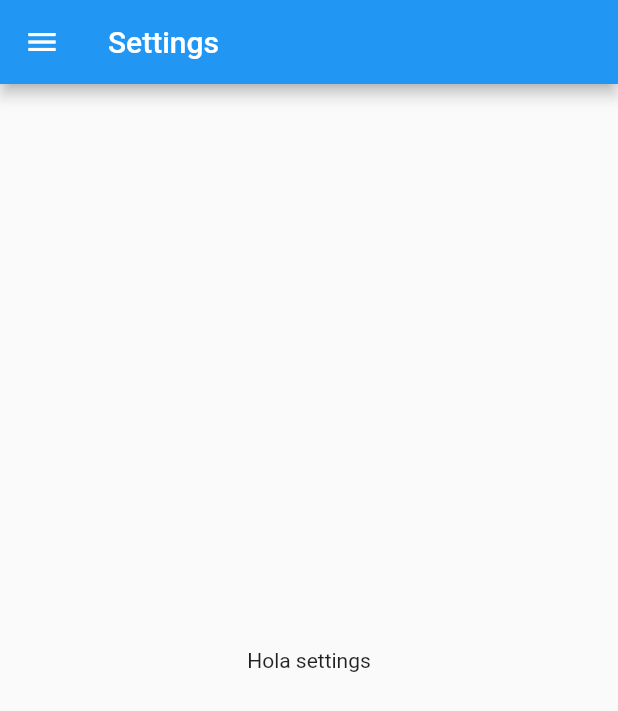
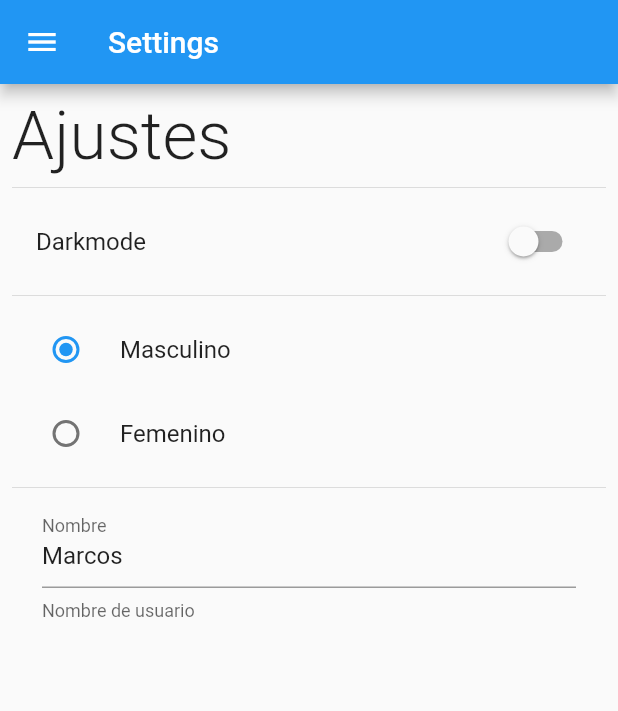
Before and after one commit to Keickd/Preferencias-de-usuario, a Flutter app: the SettingsScreen screen opened by its route, on a phone screen of 412 x 824 dp. Shown: the top 711 px of the screen. Run offline on Flutter 3.47's test engine with Material 2 defaults, Android fonts, the phone set to English and light mode, and no system bars.

Commit message:
funcionalidad basica de botones

```diff
--- a/lib/screens/settings_screen.dart
+++ b/lib/screens/settings_screen.dart
@@ -1,17 +1,82 @@
 import 'package:flutter/material.dart';
 import 'package:preferences_app/widgets/side_menu.dart';
 
-class SettingsScreen extends StatelessWidget {
+class SettingsScreen extends StatefulWidget {
+  @override
+  State<SettingsScreen> createState() => _SettingsScreenState();
+}
+
+class _SettingsScreenState extends State<SettingsScreen> {
+  bool isDarkmode = false;
+  int gender = 1;
+  String name = 'Pedro';
+
   @override
   Widget build(BuildContext context) {
     return Scaffold(
-      appBar: AppBar(
-        title: Text('Settings'),
-      ),
-      drawer: SideMenu(),
-      body: Center(
-        child: Text('Hola settings'),
-      ),
-    );
+        appBar: AppBar(
+          title: const Text('Settings'),
+        ),
+        drawer: const SideMenu(),
+        body: Padding(
+          padding: const EdgeInsets.all(8.0),
+          child: SingleChildScrollView(
+            child: Column(
+              crossAxisAlignment: CrossAxisAlignment.start,
+              children: [
+                const Text(
+                  'Ajustes',
+                  style: TextStyle(
+                    fontSize: 45,
+                    fontWeight: FontWeight.w300,
+                  ),
+                ),
+                const Divider(),
+                SwitchListTile.adaptive(
+                  value: isDarkmode,
+                  onChanged: (value) {
+                    isDarkmode = value;
+                    setState(() {});
+                  },
+                  title: const Text('Darkmode'),
+                ),
+                const Divider(),
+                RadioListTile<int>(
+                  value: 1,
+                  groupValue: gender,
+                  onChanged: (value) {
+                    gender = value ?? 1;
+                    setState(() {});
+                  },
+                  title: const Text('Masculino'),
+                ),
+                RadioListTile<int>(
+                  value: 2,
+                  groupValue: gender,
+                  onChanged: (value) {
+                    gender = value ?? 2;
+                    setState(() {});
+                  },
+                  title: const Text('Femenino'),
+                ),
+                const Divider(),
+                Padding(
+                  padding: const EdgeInsets.symmetric(horizontal: 20),
+                  child: TextFormField(
+                    initialValue: 'Marcos',
+                    decoration: const InputDecoration(
+                      labelText: 'Nombre',
+                      helperText: 'Nombre de usuario',
+                    ),
+                    onChanged: (value) {
+                      name = value;
+                      setState(() {});
+                    },
+                  ),
+                )
+              ],
+            ),
+          ),
+        ));
   }
 }
```
Also changed, not shown: lib/screens/home_screen.dart (+10 -2 lines).
